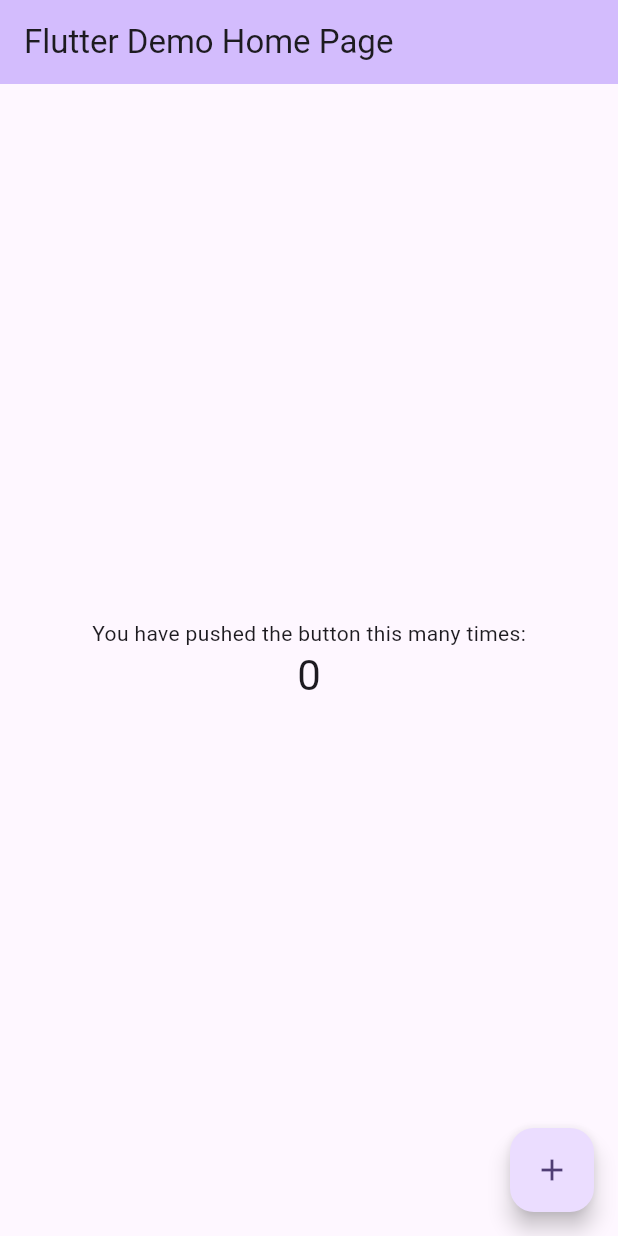
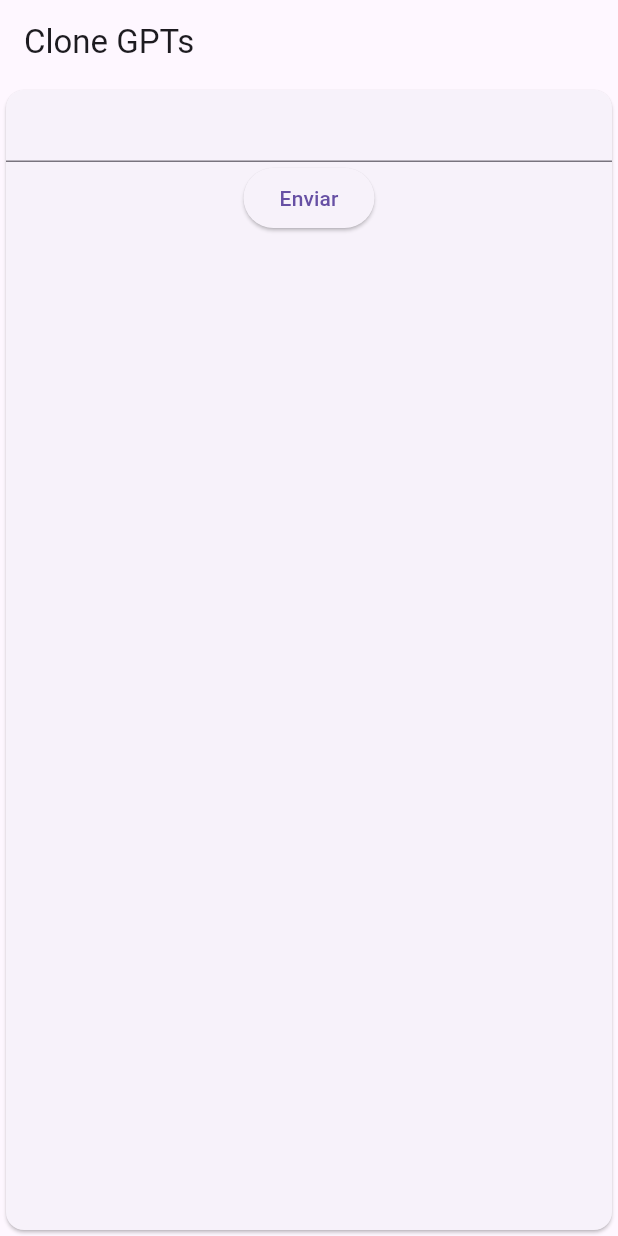
Before and after one commit to davidlealo/gpt_clone_flutter, a Flutter app: the screen it shows after launch, on a phone screen of 412 x 824 dp. Run offline on Flutter 3.47's test engine with Material 3 defaults, Android fonts, the phone set to English and light mode, and no system bars; our stand-ins replace dio, shelf; missing offline and left inert: shelf_router.

Commit message:
concepto de clone ahora en dart

```diff
--- a/lib/main.dart
+++ b/lib/main.dart
@@ -1,125 +1,27 @@
 import 'package:flutter/material.dart';
+import 'package:provider/provider.dart';
+import 'services/api_service.dart';
+import 'widgets/prompt_form.dart';
 
 void main() {
-  runApp(const MyApp());
+  runApp(MyApp());
 }
 
 class MyApp extends StatelessWidget {
-  const MyApp({super.key});
-
-  // This widget is the root of your application.
   @override
   Widget build(BuildContext context) {
-    return MaterialApp(
-      title: 'Flutter Demo',
-      theme: ThemeData(
-        // This is the theme of your application.
-        //
-        // TRY THIS: Try running your application with "flutter run". You'll see
-        // the application has a purple toolbar. Then, without quitting the app,
-        // try changing the seedColor in the colorScheme below to Colors.green
-        // and then invoke "hot reload" (save your changes or press the "hot
-        // reload" button in a Flutter-supported IDE, or press "r" if you used
-        // the command line to start the app).
-        //
-        // Notice that the counter didn't reset back to zero; the application
-        // state is not lost during the reload. To reset the state, use hot
-        // restart instead.
-        //
-        // This works for code too, not just values: Most code changes can be
-        // tested with just a hot reload.
-        colorScheme: ColorScheme.fromSeed(seedColor: Colors.deepPurple),
-        useMaterial3: true,
+    return MultiProvider(
+      providers: [Provider(create: (_) => ApiService())],
+      child: MaterialApp(
+        home: Scaffold(
+          appBar: AppBar(title: Text('Clone GPTs')),
+          body: PromptForm(
+            onFormFilled: (data) {
+              // Navegar a ProjectForm (puedes manejar esto con rutas si deseas)
+            },
+          ),
+        ),
       ),
-      home: const MyHomePage(title: 'Flutter Demo Home Page'),
     );
   }
 }
-
-class MyHomePage extends StatefulWidget {
-  const MyHomePage({super.key, required this.title});
-
-  // This widget is the home page of your application. It is stateful, meaning
-  // that it has a State object (defined below) that contains fields that affect
-  // how it looks.
-
-  // This class is the configuration for the state. It holds the values (in this
-  // case the title) provided by the parent (in this case the App widget) and
-  // used by the build method of the State. Fields in a Widget subclass are
-  // always marked "final".
-
-  final String title;
-
-  @override
-  State<MyHomePage> createState() => _MyHomePageState();
-}
-
-class _MyHomePageState extends State<MyHomePage> {
-  int _counter = 0;
-
-  void _incrementCounter() {
-    setState(() {
-      // This call to setState tells the Flutter framework that something has
-      // changed in this State, which causes it to rerun the build method below
-      // so that the display can reflect the updated values. If we changed
-      // _counter without calling setState(), then the build method would not be
-      // called again, and so nothing would appear to happen.
-      _counter++;
-    });
-  }
-
-  @override
-  Widget build(BuildContext context) {
-    // This method is rerun every time setState is called, for instance as done
-    // by the _incrementCounter method above.
-    //
-    // The Flutter framework has been optimized to make rerunning build methods
-    // fast, so that you can just rebuild anything that needs updating rather
-    // than having to individually change instances of widgets.
-    return Scaffold(
-      appBar: AppBar(
-        // TRY THIS: Try changing the color here to a specific color (to
-        // Colors.amber, perhaps?) and trigger a hot reload to see the AppBar
-        // change color while the other colors stay the same.
-        backgroundColor: Theme.of(context).colorScheme.inversePrimary,
-        // Here we take the value from the MyHomePage object that was created by
-        // the App.build method, and use it to set our appbar title.
-        title: Text(widget.title),
-      ),
-      body: Center(
-        // Center is a layout widget. It takes a single child and positions it
-        // in the middle of the parent.
-        child: Column(
-          // Column is also a layout widget. It takes a list of children and
-          // arranges them vertically. By default, it sizes itself to fit its
-          // children horizontally, and tries to be as tall as its parent.
-          //
-          // Column has various properties to control how it sizes itself and
-          // how it positions its children. Here we use mainAxisAlignment to
-          // center the children vertically; the main axis here is the vertical
-          // axis because Columns are vertical (the cross axis would be
-          // horizontal).
-          //
-          // TRY THIS: Invoke "debug painting" (choose the "Toggle Debug Paint"
-          // action in the IDE, or press "p" in the console), to see the
-          // wireframe for each widget.
-          mainAxisAlignment: MainAxisAlignment.center,
-          children: <Widget>[
-            const Text(
-              'You have pushed the button this many times:',
-            ),
-            Text(
-              '$_counter',
-              style: Theme.of(context).textTheme.headlineMedium,
-            ),
-          ],
-        ),
-      ),
-      floatingActionButton: FloatingActionButton(
-        onPressed: _incrementCounter,
-        tooltip: 'Increment',
-        child: const Icon(Icons.add),
-      ), // This trailing comma makes auto-formatting nicer for build methods.
-    );
-  }
-}
--- /dev/null
+++ b/lib/services/api_service.dart
@@ -0,0 +1,40 @@
+import 'package:dio/dio.dart';
+
+class ApiService {
+  final Dio _dio;
+
+  ApiService()
+      : _dio = Dio(
+          BaseOptions(
+            baseUrl: 'http://localhost:8080/', // Cambia si usas otro puerto
+            headers: {'Content-Type': 'application/json'},
+          ),
+        );
+
+  /// Envía un prompt al backend y obtiene la respuesta.
+  Future<Map<String, dynamic>> sendPrompt(String prompt) async {
+    try {
+      final response = await _dio.post(
+        '/api/mistral',
+        data: {'prompt': prompt},
+      );
+
+      return response.data;
+    } on DioException catch (e) {
+      print('Error al enviar el prompt: ${e.message}');
+      return {'error': 'No se pudo procesar el prompt.'};
+    }
+  }
+
+  /// Guarda los datos del formulario en el backend.
+  Future<void> saveData(Map<String, dynamic> formData) async {
+    try {
+      await _dio.post(
+        '/api/save',
+        data: formData,
+      );
+    } on DioException catch (e) {
+      print('Error al guardar los datos: ${e.message}');
+    }
+  }
+}
--- /dev/null
+++ b/lib/widgets/prompt_form.dart
@@ -0,0 +1,39 @@
+import 'package:flutter/material.dart';
+import 'package:provider/provider.dart';
+import '../services/api_service.dart';
+
+class PromptForm extends StatefulWidget {
+  final Function(Map<String, dynamic>) onFormFilled;
+
+  PromptForm({required this.onFormFilled});
+
+  @override
+  _PromptFormState createState() => _PromptFormState();
+}
+
+class _PromptFormState extends State<PromptForm> {
+  final _controller = TextEditingController();
+  String _response = '';
+
+  void _sendPrompt() async {
+    final api = Provider.of<ApiService>(context, listen: false);
+    final data = await api.sendPrompt(_controller.text);
+    setState(() {
+      _response = data['response'];
+    });
+    widget.onFormFilled(data['formData']);
+  }
+
+  @override
+  Widget build(BuildContext context) {
+    return Card(
+      child: Column(
+        children: [
+          TextField(controller: _controller),
+          ElevatedButton(onPressed: _sendPrompt, child: Text('Enviar')),
+          Text(_response),
+        ],
+      ),
+    );
+  }
+}
--- a/pubspec.yaml
+++ b/pubspec.yaml
@@ -14,6 +14,9 @@ dependencies:
   provider: ^6.0.5      # Gestión de estado
   flutter_bootstrap: ^1.0.0  # Diseño adaptativo responsivo (opcional)
   cupertino_icons: ^1.0.8  # Iconos estilo iOS
+  shelf: ^1.5.0        # Framework ligero para servidores HTTP
+  shelf_router: ^1.0.0 # Para definir rutas
+  shelf_static: ^1.0.0 # Para servir archivos estáticos
 
 dev_dependencies:
   flutter_test:
```
Also changed, not shown: lib/backend.dart (added, +49 -0 lines), lib/widgets/project_form.dart (added, +39 -0 lines), 1 other file.
